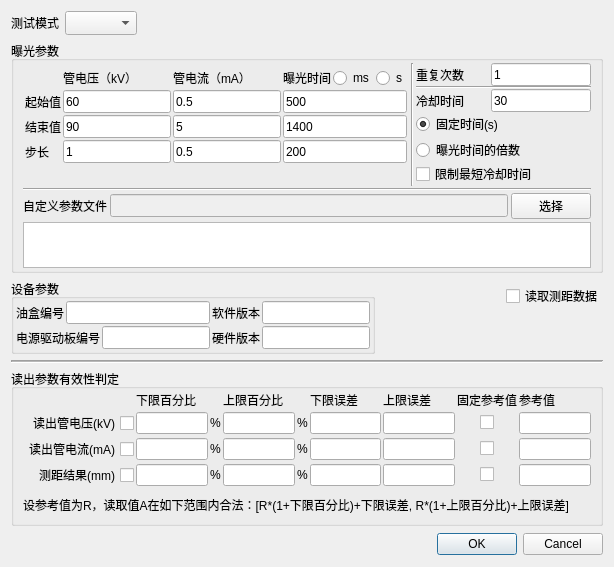
This is test_param_settings.ui in curious-heart/X-exposer-tool as Qt 5 draws it before an edit. The edited form follows.
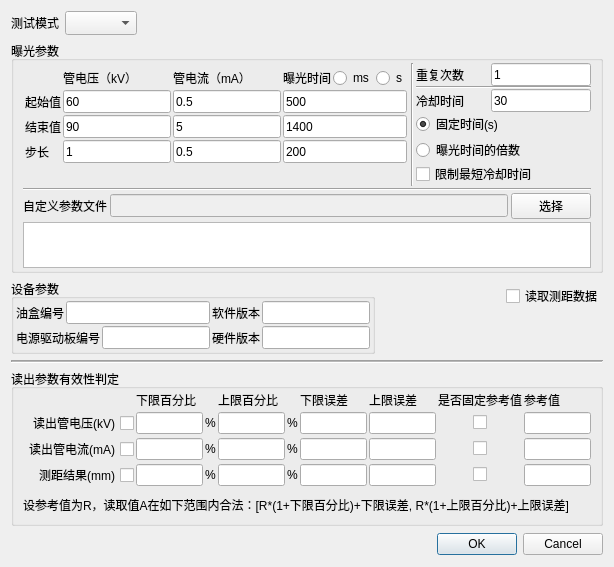
This is the edited form.

Commit message: Get judge parameters from GUI: most functions are finished; distance should be set as using fixed ref-val.

Patch:
```diff
--- a/test_param_settings.ui
+++ b/test_param_settings.ui
@@ -804,7 +804,7 @@
         <item row="0" column="5">
          <widget class="QLabel" name="isFixedRefLbl">
           <property name="text">
-           <string>固定参考值</string>
+           <string>是否固定参考值</string>
           </property>
          </widget>
         </item>
```
Left out of the diff: 4 changed lines with no effect on the pictures. The commit also changes 4 other files.
